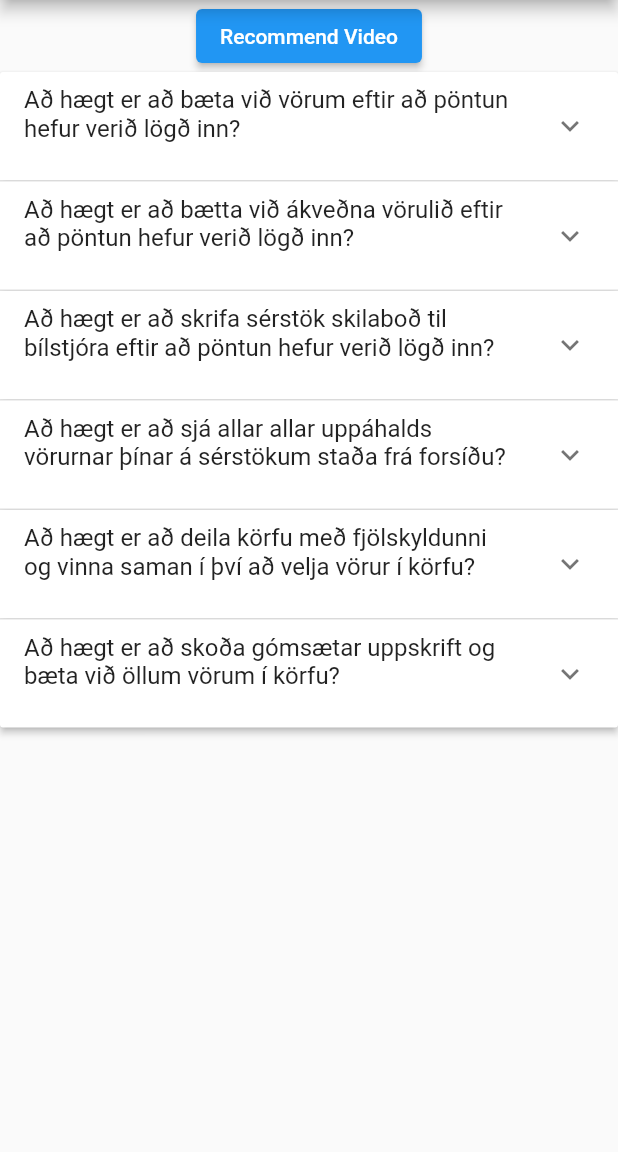
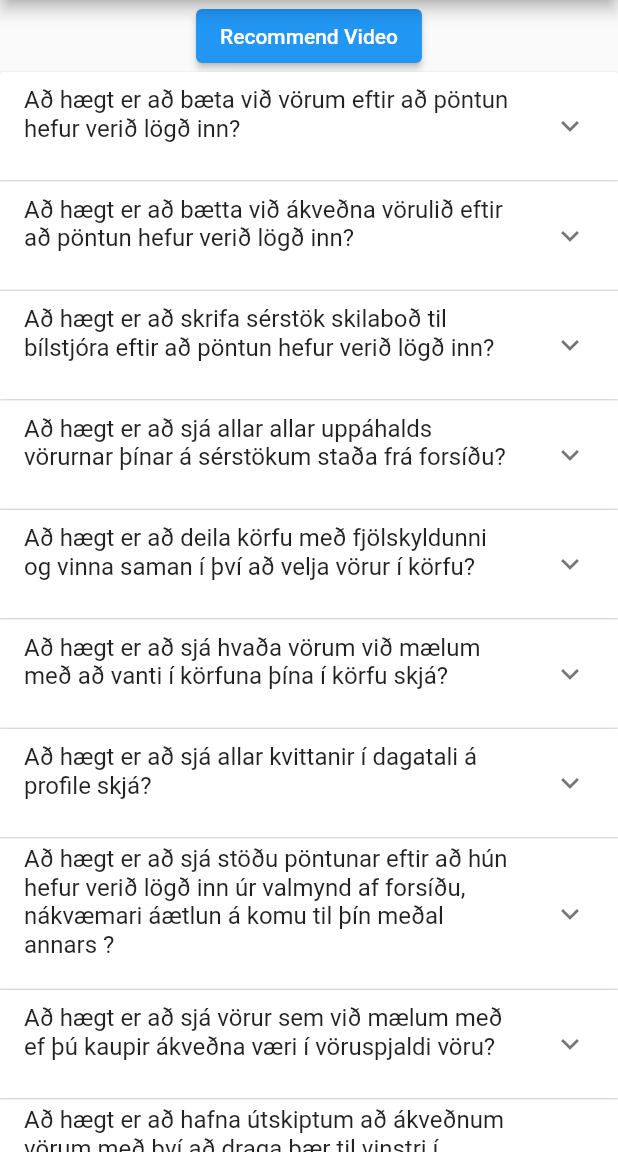
Before and after one commit to Stefant17/FestiVideoRecommendation, a Flutter app: the screen it shows after launch, after a tap on "Video List", on a phone screen of 412 x 824 dp, the part 84-1236 px from its top. Run offline on Flutter 3.47's test engine with Material 2 defaults, Android fonts, the phone set to English and light mode, and no system bars; our stand-ins replace youtube_player_flutter.

Commit message:
added ID to user and Type to videos, so that 'connectedVideos' are based on types rather then IDs

```diff
--- a/lib/main.dart
+++ b/lib/main.dart
@@ -37,15 +37,25 @@ class MyHomePage extends StatefulWidget {
 class _MyHomePageState extends State<MyHomePage> {
 
   // initialize user with list of Videos
-  // Video(id: id, title: title of the video, url: link to youtube Video, connectedVideos: videoIDs that are related to the video)
-  final userInfo = User(videos: [
-    Video(id: 1, type: "Animal", title: "Að hægt er að bæta við vörum eftir að pöntun hefur verið lögð inn? ", url : "https://www.youtube.com/watch?v=ymJ0xJeVYJY&list=PLRQGRBgN_EnpkF2ABYHF5zGI7EBA0EgSs&index=2", connectedVideos: ["Cute","Documentary"]),
-    Video(id: 2, type: "Cute", title: "Að hægt er að bætta við ákveðna vörulið eftir að pöntun hefur verið lögð inn? ", url : "https://www.youtube.com/watch?v=4GQXoNvRL8w&list=PLRQGRBgN_EnpkF2ABYHF5zGI7EBA0EgSs&index=3&t=312s", connectedVideos: ["Documentary","Animal"]),
-    Video(id: 3, type: "Documentary", title: "Að hægt er að skrifa sérstök skilaboð til bílstjóra eftir að pöntun hefur verið lögð inn? ", url : "https://www.youtube.com/watch?v=PMWZuLSVkWY&list=PLRQGRBgN_EnpkF2ABYHF5zGI7EBA0EgSs&index=4", connectedVideos: ["Cute","Animal"]),
-    Video(id: 4, type: "Product", title: "Að hægt er að sjá allar allar uppáhalds vörurnar þínar á sérstökum staða frá forsíðu? ", url : "https://www.youtube.com/watch?v=Hwf77PzWDgI&list=PLRQGRBgN_EnpkF2ABYHF5zGI7EBA0EgSs&index=5", connectedVideos: ["Share","Discover"]),
-    Video(id: 5, type: "Share", title: "Að hægt er að deila körfu með fjölskyldunni og vinna saman í því að velja vörur í körfu? ", url : "https://www.youtube.com/watch?v=ik0AXnmxZog&list=PLRQGRBgN_EnpkF2ABYHF5zGI7EBA0EgSs&index=6", connectedVideos: ["Product","Discover"]),
-    Video(id: 6, type: "Discover", title: "Að hægt er að skoða gómsætar uppskrift og bæta við öllum vörum í körfu? ", url : "https://www.youtube.com/watch?v=lOxC0nYNUMs&list=PLRQGRBgN_EnpkF2ABYHF5zGI7EBA0EgSs&index=7", connectedVideos: ["Share","Product"]),
-  ]);
+  // Video(id: id, title: title of the video, url: link to youtube Video, connectedVideos: Names of Types that are related to the video)
+  final userInfo = User(
+    id: 1,
+    videos: [
+      Video(id: 1, type: "Animal", title: "Að hægt er að bæta við vörum eftir að pöntun hefur verið lögð inn? ", url : "https://www.youtube.com/watch?v=ymJ0xJeVYJY&list=PLRQGRBgN_EnpkF2ABYHF5zGI7EBA0EgSs&index=2", connectedVideos: ["Cute","Documentary"]),
+      Video(id: 2, type: "Cute", title: "Að hægt er að bætta við ákveðna vörulið eftir að pöntun hefur verið lögð inn? ", url : "https://www.youtube.com/watch?v=4GQXoNvRL8w&list=PLRQGRBgN_EnpkF2ABYHF5zGI7EBA0EgSs&index=3&t=312s", connectedVideos: ["Documentary","Animal"]),
+      Video(id: 3, type: "Documentary", title: "Að hægt er að skrifa sérstök skilaboð til bílstjóra eftir að pöntun hefur verið lögð inn? ", url : "https://www.youtube.com/watch?v=PMWZuLSVkWY&list=PLRQGRBgN_EnpkF2ABYHF5zGI7EBA0EgSs&index=4", connectedVideos: ["Cute","Animal"]),
+
+      Video(id: 4, type: "Podcast", title: "Að hægt er að sjá allar allar uppáhalds vörurnar þínar á sérstökum staða frá forsíðu? ", url : "https://www.youtube.com/watch?v=ZzMwDSh6HM0", connectedVideos: ["Audio","Show"]),
+      Video(id: 5, type: "Audio", title: "Að hægt er að deila körfu með fjölskyldunni og vinna saman í því að velja vörur í körfu? ", url : "https://www.youtube.com/watch?v=9rYXr8v3P9Y", connectedVideos: ["Podcast","Show"]),
+      Video(id: 6, type: "Show", title: "Að hægt er að sjá hvaða vörum við mælum með að vanti í körfuna þína í körfu skjá? ", url : "https://www.youtube.com/watch?v=4axEMjPda8Q", connectedVideos: ["Audio","Podcast"]),
+
+      Video(id: 8, type: "Number", title: "Að hægt er að sjá allar kvittanir í dagatali á profile skjá? ", url : "https://www.youtube.com/watch?v=n8COZPpQWgQ", connectedVideos: ["Learning"]),
+      Video(id: 9, type: "Learning", title: "Að hægt er að sjá stöðu pöntunar eftir að hún hefur verið lögð inn úr valmynd af forsíðu, nákvæmari áætlun á komu til þín meðal annars ? ", url : "https://www.youtube.com/watch?v=rSoYRFYT3fA", connectedVideos: ["Number"]),
+
+      Video(id: 10, type: "Computer", title: "Að hægt er að sjá vörur sem við mælum með ef þú kaupir ákveðna væri í vöruspjaldi vöru? ", url : "https://www.youtube.com/watch?v=vYLcQAyDkUQ", connectedVideos: ["Tech"]),
+      Video(id: 11, type: "Tech", title: "Að hægt er að hafna útskiptum að ákveðnum vörum með því að draga þær til vinstri í körfunni, við munum síðan að þú viljir ekki skipta út þessari værum og pössum okkur að merka það næst þegar þú setur hana í körfu ? ", url : "https://www.youtube.com/watch?v=2jrpDICci-k", connectedVideos: ["Computer"]),
+    ],
+  );
 
   String page = "recommend"; // index of page
 
--- a/lib/user_Info/user.dart
+++ b/lib/user_Info/user.dart
@@ -1,16 +1,18 @@
 import 'package:festi_flutter/user_Info/videos.dart';
 
-//the user has a collection of Video's assigned to him marked "Videos"
+// the user has a collection of Video's assigned to him marked "Videos"
 class User  {
-  //variables
+  // variables
+  int id;
   List<Video> videos;
 
-  //constructor
+  // constructor
   User({
-    required this.videos, //list of videos of this specific user
+    required this.id,     // Id for the user
+    required this.videos, // list of videos of this specific user
   });
 
-  //reduceVideos() goes through all video ID's and reduce every recommend value by 0.5
+  // reduceVideos() goes through all video Types and reduce every recommend value by 0.5
   void reduceVideos(List<String> videoTypes){
     for (var vid in videos) {
       if(videoTypes.contains(vid.type)){
@@ -19,7 +21,7 @@ class User  {
     }
   }
 
-  //increaseVideos() goes through all video ID's and increase every recommend value by 0.5
+  // increaseVideos() goes through all video Types and increase every recommend value by 0.5
   void increaseVideos(List<String> videoTypes){
     for (var vid in videos) {
       if(videoTypes.contains(vid.type))
```
